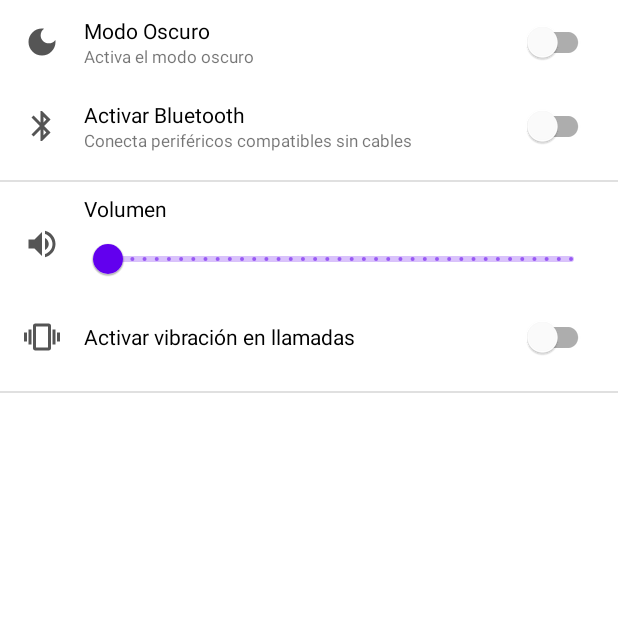
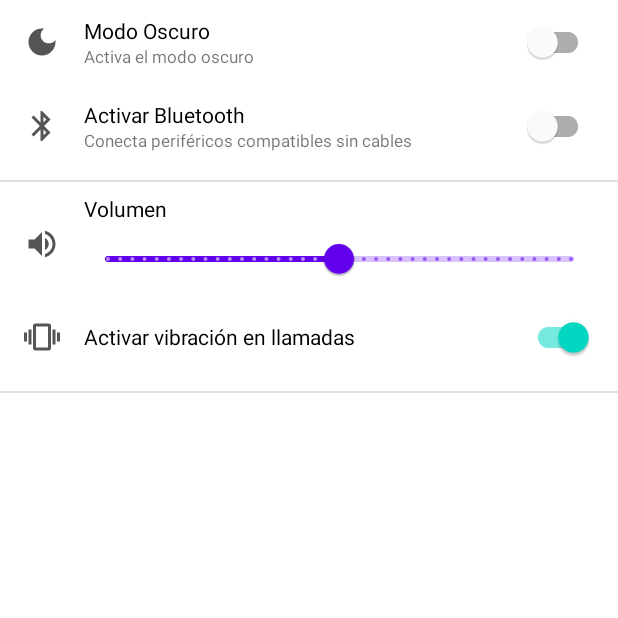
Before and after one commit to eulogioep/curso_android_2024, an Android app: the SettingsActivity screen opened directly, with no data from a screen before it, on a phone screen of 412 x 824 dp, the top half of it. Run offline under Robolectric (Android 15) with nearby library versions, the phone set to English and light mode, and no system bars.

Commit message:
Settings App: Fin de la app

```diff
--- a/Aplicaciones/app/src/main/java/com/eulogioep/aplicaciones/settings/SettingsActivity.kt
+++ b/Aplicaciones/app/src/main/java/com/eulogioep/aplicaciones/settings/SettingsActivity.kt
@@ -3,6 +3,9 @@ package com.eulogioep.aplicaciones.settings
 import android.content.Context
 import android.os.Bundle
 import androidx.appcompat.app.AppCompatActivity
+import androidx.appcompat.app.AppCompatDelegate
+import androidx.appcompat.app.AppCompatDelegate.MODE_NIGHT_NO
+import androidx.appcompat.app.AppCompatDelegate.MODE_NIGHT_YES
 import androidx.datastore.core.DataStore
 import androidx.datastore.preferences.core.Preferences
 import androidx.datastore.preferences.core.booleanPreferencesKey
@@ -12,6 +15,9 @@ import androidx.datastore.preferences.preferencesDataStore
 import com.eulogioep.aplicaciones.databinding.ActivitySettingsBinding
 import kotlinx.coroutines.CoroutineScope
 import kotlinx.coroutines.Dispatchers
+import kotlinx.coroutines.flow.Flow
+import kotlinx.coroutines.flow.filter
+import kotlinx.coroutines.flow.map
 import kotlinx.coroutines.launch
 
 // Función de extensión del Context. El by es un delegado que nos permite crear una única instancia
@@ -29,11 +35,30 @@ class SettingsActivity : AppCompatActivity() {
     }
 
     private lateinit var binding: ActivitySettingsBinding
+    private var firstTime: Boolean = true
 
     override fun onCreate(savedInstanceState: Bundle?) {
         super.onCreate(savedInstanceState)
         binding = ActivitySettingsBinding.inflate(layoutInflater)
         setContentView(binding.root)
+
+        CoroutineScope(Dispatchers.IO).launch {
+            getSettings().filter { firstTime }.collect { settingsModel ->
+                if (settingsModel != null) {
+                    runOnUiThread {
+                        binding.rsVolume.setValues(settingsModel.volume.toFloat())
+                        binding.switchBluetooth.isChecked = settingsModel.bluetooth
+                        binding.switchVibration.isChecked = settingsModel.vibration
+                        binding.switchDarkMode.isChecked = settingsModel.darkMode
+                        firstTime = !firstTime
+                    }
+
+                }
+
+            }
+
+        }
+
         initUI()
 
     }
@@ -59,6 +84,11 @@ class SettingsActivity : AppCompatActivity() {
         }
 
         binding.switchDarkMode.setOnCheckedChangeListener { _, isChecked ->
+            if(isChecked){
+                enableDarkMode()
+            }else{
+                disableDarkMode()
+            }
             CoroutineScope(Dispatchers.IO).launch {
                 saveOptions(KEY_DARK_MODE, isChecked)
             }
@@ -77,4 +107,28 @@ class SettingsActivity : AppCompatActivity() {
         }
 
     }
+
+    private fun getSettings(): Flow<SettingsModel?> {
+        return dataStore.data.map { preferences ->
+            SettingsModel(
+                volume = preferences[intPreferencesKey(VOLUME_LVL)] ?: 50,
+                bluetooth = preferences[booleanPreferencesKey(KEY_BLUETOOTH)] ?: false,
+                vibration = preferences[booleanPreferencesKey(KEY_VIBRATION)] ?: true,
+                darkMode = preferences[booleanPreferencesKey(KEY_DARK_MODE)] ?: false
+            )
+
+        }
+    }
+
+    private fun enableDarkMode(){
+        AppCompatDelegate.setDefaultNightMode(MODE_NIGHT_YES)
+        delegate.applyDayNight()
+
+    }
+
+    private fun disableDarkMode(){
+        AppCompatDelegate.setDefaultNightMode(MODE_NIGHT_NO)
+        delegate.applyDayNight()
+
+    }
 }
--- /dev/null
+++ b/Aplicaciones/app/src/main/java/com/eulogioep/aplicaciones/settings/SettingsModel.kt
@@ -0,0 +1,8 @@
+package com.eulogioep.aplicaciones.settings
+
+data class SettingsModel(
+    var volume: Int,
+    var bluetooth: Boolean,
+    var vibration: Boolean,
+    var darkMode: Boolean
+)
--- a/Aplicaciones/app/src/main/res/layout/activity_first_app.xml
+++ b/Aplicaciones/app/src/main/res/layout/activity_first_app.xml
@@ -35,7 +35,7 @@
         android:layout_height="wrap_content"
         android:layout_marginTop="64dp"
         android:text="@string/writename"
-        android:textColor="@color/black"
+        android:textColor="@color/settings_text_title"
         android:textSize="35sp"
         android:textStyle="bold"
         app:layout_constraintEnd_toEndOf="parent"
--- a/Aplicaciones/app/src/main/res/layout/activity_menu.xml
+++ b/Aplicaciones/app/src/main/res/layout/activity_menu.xml
@@ -14,7 +14,7 @@
         android:layout_marginTop="30dp"
         android:layout_marginBottom="30dp"
         android:text="@string/first_apps_portfolio"
-        android:textColor="@color/black"
+        android:textColor="@color/settings_text_title"
         android:textSize="32sp"
         android:textStyle="bold" />
 
--- a/Aplicaciones/app/src/main/res/layout/activity_settings.xml
+++ b/Aplicaciones/app/src/main/res/layout/activity_settings.xml
@@ -32,7 +32,7 @@
                 android:layout_width="wrap_content"
                 android:layout_height="wrap_content"
                 android:text="@string/settings_dark_mode"
-                android:textColor="@color/black">
+                android:textColor="@color/settings_text_title">
 
             </TextView>
 
@@ -80,7 +80,7 @@
                 android:layout_width="wrap_content"
                 android:layout_height="wrap_content"
                 android:text="@string/settings_bluetooth"
-                android:textColor="@color/black">
+                android:textColor="@color/settings_text_title">
 
             </TextView>
 
@@ -135,7 +135,7 @@
                 android:layout_width="wrap_content"
                 android:layout_height="wrap_content"
                 android:text="@string/settings_volume"
-                android:textColor="@color/black">
+                android:textColor="@color/settings_text_title">
 
             </TextView>
 
@@ -175,7 +175,7 @@
             android:layout_height="wrap_content"
             android:layout_weight="1"
             android:text="@string/settings_vibrate"
-            android:textColor="@color/black">
+            android:textColor="@color/settings_text_title">
 
         </TextView>
 
--- /dev/null
+++ b/Aplicaciones/app/src/main/res/values-night/colors.xml
@@ -0,0 +1,6 @@
+<?xml version="1.0" encoding="utf-8"?>
+<resources>
+<!--    Setting-->
+    <color name="settings_text_title">#FFFFFF</color>
+
+</resources>
--- a/Aplicaciones/app/src/main/res/values-night/themes.xml
+++ b/Aplicaciones/app/src/main/res/values-night/themes.xml
@@ -1,6 +1,6 @@
 <resources xmlns:tools="http://schemas.android.com/tools">
     <!-- Base application theme. -->
-    <style name="Theme.Aplicaciones" parent="Theme.MaterialComponents.DayNight.DarkActionBar">
+    <style name="Theme.Aplicaciones" parent="Theme.MaterialComponents.DayNight.NoActionBar">
         <!-- Primary brand color. -->
         <item name="colorPrimary">@color/purple_200</item>
         <item name="colorPrimaryVariant">@color/purple_700</item>
@@ -11,6 +11,6 @@
         <item name="colorOnSecondary">@color/black</item>
         <!-- Status bar color. -->
         <item name="android:statusBarColor">?attr/colorPrimaryVariant</item>
-        <!-- Customize your theme here. -->
+
     </style>
 </resources>
```
